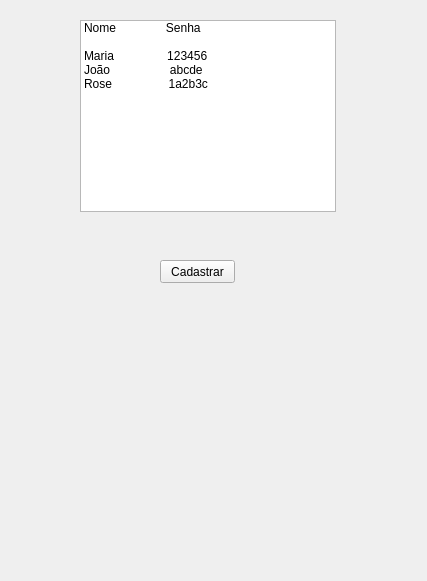
The window that tela_login.ui (eliezersilva-dev/Projeto_Python_PyQt5_QtDesigner) describes before a commit, drawn with Qt 5.
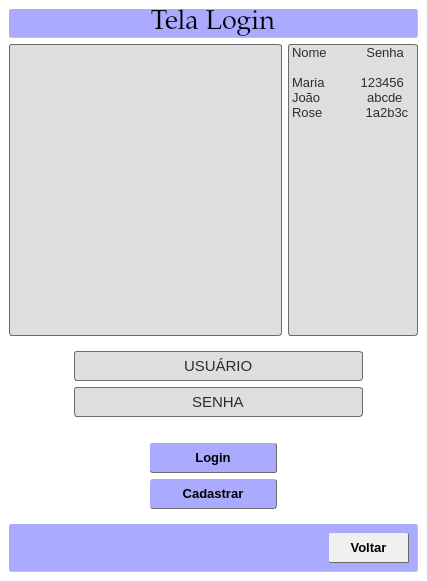
The same window after the commit.

```diff
--- a/tela_login.ui
+++ b/tela_login.ui
@@ -13,55 +13,526 @@
   <property name="windowTitle">
    <string>MainWindow</string>
   </property>
+  <property name="styleSheet">
+   <string notr="true">background-color: rgb(255, 255, 255);</string>
+  </property>
   <widget class="QWidget" name="centralwidget">
-   <widget class="QPushButton" name="btn_cadastrar">
-    <property name="geometry">
-     <rect>
-      <x>160</x>
-      <y>260</y>
-      <width>75</width>
-      <height>23</height>
-     </rect>
-    </property>
-    <property name="text">
-     <string>Cadastrar</string>
-    </property>
-   </widget>
-   <widget class="QListWidget" name="listWidget">
-    <property name="geometry">
-     <rect>
-      <x>80</x>
-      <y>20</y>
-      <width>256</width>
-      <height>192</height>
-     </rect>
-    </property>
+   <layout class="QVBoxLayout" name="verticalLayout_2">
     <item>
-     <property name="text">
-      <string>Nome               Senha</string>
-     </property>
+     <widget class="QLabel" name="label">
+      <property name="font">
+       <font>
+        <family>Palatino Linotype</family>
+        <pointsize>20</pointsize>
+       </font>
+      </property>
+      <property name="styleSheet">
+       <string notr="true">background-color: rgb(170, 170, 255);
+border-bottom: 1px solid;
+	border-bottom-color: #c3c3c3;
+border-right: 1px solid;
+	border-right-color: #c3c3c3;
+border-radius: 2px;
+</string>
+      </property>
+      <property name="text">
+       <string>Tela Login</string>
+      </property>
+      <property name="alignment">
+       <set>Qt::AlignCenter</set>
+      </property>
+     </widget>
     </item>
     <item>
-     <property name="text">
-      <string/>
-     </property>
+     <layout class="QHBoxLayout" name="horizontalLayout">
+      <item>
+       <widget class="QWidget" name="widget_imagem_cadeado" native="true">
+        <property name="sizePolicy">
+         <sizepolicy hsizetype="MinimumExpanding" vsizetype="MinimumExpanding">
+          <horstretch>0</horstretch>
+          <verstretch>0</verstretch>
+         </sizepolicy>
+        </property>
+        <property name="maximumSize">
+         <size>
+          <width>300</width>
+          <height>16777215</height>
+         </size>
+        </property>
+        <property name="font">
+         <font>
+          <pointsize>10</pointsize>
+         </font>
+        </property>
+        <property name="styleSheet">
+         <string notr="true">color: black;
+border-right:  1px solid;
+	border-right-color: #6a6a6a;
+border-bottom: 1px solid;
+	border-bottom-color:#6a6a6a;
+border-left:  1px solid;
+	border-left-color: #6a6a6a;
+border-top:  1px solid;
+	border-top-color: #6a6a6a;
+background-color: rgb(222, 222, 222);
+border-radius: 3px
+
+
+
+
+
+
+</string>
+        </property>
+       </widget>
+      </item>
+      <item>
+       <widget class="QListWidget" name="listWidget">
+        <property name="sizePolicy">
+         <sizepolicy hsizetype="Preferred" vsizetype="Preferred">
+          <horstretch>0</horstretch>
+          <verstretch>0</verstretch>
+         </sizepolicy>
+        </property>
+        <property name="maximumSize">
+         <size>
+          <width>130</width>
+          <height>16777215</height>
+         </size>
+        </property>
+        <property name="font">
+         <font>
+          <pointsize>10</pointsize>
+         </font>
+        </property>
+        <property name="styleSheet">
+         <string notr="true">color: #2d2d2d;
+border-right:  1px solid;
+	border-right-color: #6a6a6a;
+border-bottom: 1px solid;
+	border-bottom-color:#6a6a6a;
+border-left:  1px solid;
+	border-left-color: #6a6a6a;
+border-top:  1px solid;
+	border-top-color: #6a6a6a;
+background-color: rgb(222, 222, 222);
+border-radius: 3px
+
+
+
+
+</string>
+        </property>
+        <item>
+         <property name="text">
+          <string>Nome           Senha</string>
+         </property>
+        </item>
+        <item>
+         <property name="text">
+          <string/>
+         </property>
+        </item>
+        <item>
+         <property name="text">
+          <string>Maria          123456</string>
+         </property>
+        </item>
+        <item>
+         <property name="text">
+          <string>João             abcde</string>
+         </property>
+        </item>
+        <item>
+         <property name="text">
+          <string>Rose            1a2b3c</string>
+         </property>
+        </item>
+       </widget>
+      </item>
+     </layout>
     </item>
     <item>
-     <property name="text">
-      <string>Maria                123456</string>
-     </property>
+     <widget class="QWidget" name="widget" native="true">
+      <layout class="QVBoxLayout" name="verticalLayout">
+       <item>
+        <layout class="QHBoxLayout" name="horizontalLayout_2">
+         <item>
+          <widget class="QWidget" name="widget_imagem_usuario" native="true">
+           <property name="minimumSize">
+            <size>
+             <width>50</width>
+             <height>0</height>
+            </size>
+           </property>
+          </widget>
+         </item>
+         <item>
+          <widget class="QLineEdit" name="lineEdit_usuario">
+           <property name="minimumSize">
+            <size>
+             <width>0</width>
+             <height>30</height>
+            </size>
+           </property>
+           <property name="font">
+            <font>
+             <pointsize>11</pointsize>
+            </font>
+           </property>
+           <property name="layoutDirection">
+            <enum>Qt::LeftToRight</enum>
+           </property>
+           <property name="styleSheet">
+            <string notr="true">color: #2d2d2d;
+border-right:  1px solid;
+	border-right-color: #6a6a6a;
+border-bottom: 1px solid;
+	border-bottom-color:#6a6a6a;
+border-left:  1px solid;
+	border-left-color: #6a6a6a;
+border-top:  1px solid;
+	border-top-color: #6a6a6a;
+background-color: rgb(222, 222, 222);
+border-radius: 3px
+
+
+
+
+</string>
+           </property>
+           <property name="text">
+            <string>USUÁRIO</string>
+           </property>
+           <property name="alignment">
+            <set>Qt::AlignCenter</set>
+           </property>
+          </widget>
+         </item>
+         <item>
+          <widget class="QLabel" name="label_4">
+           <property name="minimumSize">
+            <size>
+             <width>40</width>
+             <height>0</height>
+            </size>
+           </property>
+           <property name="font">
+            <font>
+             <pointsize>11</pointsize>
+            </font>
+           </property>
+           <property name="text">
+            <string/>
+           </property>
+          </widget>
+         </item>
+        </layout>
+       </item>
+       <item>
+        <layout class="QHBoxLayout" name="horizontalLayout_3">
+         <item>
+          <widget class="QWidget" name="widget_imagem_login" native="true">
+           <property name="minimumSize">
+            <size>
+             <width>50</width>
+             <height>0</height>
+            </size>
+           </property>
+          </widget>
+         </item>
+         <item>
+          <widget class="QLineEdit" name="lineEdit_senha">
+           <property name="minimumSize">
+            <size>
+             <width>0</width>
+             <height>30</height>
+            </size>
+           </property>
+           <property name="font">
+            <font>
+             <pointsize>11</pointsize>
+            </font>
+           </property>
+           <property name="styleSheet">
+            <string notr="true">color: #2d2d2d;
+border-right:  1px solid;
+	border-right-color: #6a6a6a;
+border-bottom: 1px solid;
+	border-bottom-color:#6a6a6a;
+border-left:  1px solid;
+	border-left-color: #6a6a6a;
+border-top:  1px solid;
+	border-top-color: #6a6a6a;
+background-color: rgb(222, 222, 222);
+border-radius: 3px
+
+
+
+
+</string>
+           </property>
+           <property name="text">
+            <string>SENHA</string>
+           </property>
+           <property name="alignment">
+            <set>Qt::AlignCenter</set>
+           </property>
+          </widget>
+         </item>
+         <item>
+          <widget class="QLabel" name="label_6">
+           <property name="minimumSize">
+            <size>
+             <width>40</width>
+             <height>0</height>
+            </size>
+           </property>
+           <property name="text">
+            <string/>
+           </property>
+          </widget>
+         </item>
+        </layout>
+       </item>
+       <item>
+        <spacer name="verticalSpacer">
+         <property name="orientation">
+          <enum>Qt::Vertical</enum>
+         </property>
+         <property name="sizeType">
+          <enum>QSizePolicy::Minimum</enum>
+         </property>
+         <property name="sizeHint" stdset="0">
+          <size>
+           <width>20</width>
+           <height>20</height>
+          </size>
+         </property>
+        </spacer>
+       </item>
+       <item>
+        <layout class="QHBoxLayout" name="horizontalLayout_4">
+         <item>
+          <widget class="QLabel" name="label_7">
+           <property name="text">
+            <string/>
+           </property>
+          </widget>
+         </item>
+         <item>
+          <widget class="QPushButton" name="btn_login">
+           <property name="minimumSize">
+            <size>
+             <width>50</width>
+             <height>30</height>
+            </size>
+           </property>
+           <property name="font">
+            <font>
+             <pointsize>10</pointsize>
+             <weight>75</weight>
+             <bold>true</bold>
+            </font>
+           </property>
+           <property name="styleSheet">
+            <string notr="true">QPushButton{
+color: #black;
+border-right:  1px solid;
+	border-right-color: #6a6a6a;
+border-bottom: 1px solid;
+	border-bottom-color:#6a6a6a;
+background-color: rgb(170, 170, 255);
+border-radius: 2px
+}
+
+QPushButton:pressed{
+color: black;
+border-left: 1px solid;
+	border-left-color: #c3c3c3;
+border-top: 1px solid;
+	border-top-color:#c3c3c3;
+border-right: transparent;
+border-bottom: transparent;
+background-color: rgb(240, 240, 240);
+border-radius: 2px
+}
+
+</string>
+           </property>
+           <property name="text">
+            <string>Login</string>
+           </property>
+          </widget>
+         </item>
+         <item>
+          <widget class="QLabel" name="label_8">
+           <property name="text">
+            <string/>
+           </property>
+          </widget>
+         </item>
+        </layout>
+       </item>
+       <item>
+        <layout class="QHBoxLayout" name="horizontalLayout_5">
+         <item>
+          <widget class="QLabel" name="label_9">
+           <property name="text">
+            <string/>
+           </property>
+          </widget>
+         </item>
+         <item>
+          <widget class="QPushButton" name="btn_cadastrar">
+           <property name="minimumSize">
+            <size>
+             <width>50</width>
+             <height>30</height>
+            </size>
+           </property>
+           <property name="font">
+            <font>
+             <pointsize>10</pointsize>
+             <weight>75</weight>
+             <bold>true</bold>
+            </font>
+           </property>
+           <property name="styleSheet">
+            <string notr="true">QPushButton{
+color: black;
+border-right:  1px solid;
+	border-right-color: #6a6a6a;
+border-bottom: 1px solid;
+	border-bottom-color:#6a6a6a;
+background-color: rgb(170, 170, 255);
+border-radius: 3px
+}
+
+QPushButton:pressed{
+color: black;
+border-left: 1px solid;
+	border-left-color: #c3c3c3;
+border-top: 1px solid;
+	border-top-color:#c3c3c3;
+border-right: transparent;
+border-bottom: transparent;
+background-color: rgb(240, 240, 240);
+border-radius: 3px
+}
+
+</string>
+           </property>
+           <property name="text">
+            <string>Cadastrar</string>
+           </property>
+          </widget>
+         </item>
+         <item>
+          <widget class="QLabel" name="label_10">
+           <property name="text">
+            <string/>
+           </property>
+          </widget>
+         </item>
+        </layout>
+       </item>
+      </layout>
+     </widget>
     </item>
     <item>
-     <property name="text">
-      <string>João                  abcde</string>
-     </property>
+     <widget class="QWidget" name="widget_3" native="true">
+      <property name="styleSheet">
+       <string notr="true">background-color: rgb(170, 170, 255);
+border-bottom: 1px solid;
+	border-bottom-color: #c3c3c3;
+border-right: 1px solid;
+	border-right-color: #c3c3c3;
+border-radius: 2px;
+</string>
+      </property>
+      <layout class="QHBoxLayout" name="horizontalLayout_7">
+       <item>
+        <layout class="QHBoxLayout" name="horizontalLayout_6">
+         <item>
+          <widget class="QLabel" name="label_11">
+           <property name="styleSheet">
+            <string notr="true">background: transparent;
+border: transparent;</string>
+           </property>
+           <property name="text">
+            <string/>
+           </property>
+          </widget>
+         </item>
+         <item>
+          <widget class="QLabel" name="label_12">
+           <property name="styleSheet">
+            <string notr="true">background: transparent;
+border: transparent;</string>
+           </property>
+           <property name="text">
+            <string/>
+           </property>
+          </widget>
+         </item>
+         <item>
+          <widget class="QPushButton" name="btn_voltar">
+           <property name="minimumSize">
+            <size>
+             <width>0</width>
+             <height>30</height>
+            </size>
+           </property>
+           <property name="maximumSize">
+            <size>
+             <width>80</width>
+             <height>16777215</height>
+            </size>
+           </property>
+           <property name="font">
+            <font>
+             <pointsize>10</pointsize>
+             <weight>75</weight>
+             <bold>true</bold>
+            </font>
+           </property>
+           <property name="styleSheet">
+            <string notr="true">QPushButton{
+color: black;
+border-right:  1px solid;
+	border-right-color: #6a6a6a;
+border-bottom: 1px solid;
+	border-bottom-color:#6a6a6a;
+background-color: rgb(240, 240, 240);
+border-radius: 1px
+}
+
+QPushButton:pressed{
+color: black;
+border-left: 1px solid;
+	border-left-color: #c3c3c3;
+border-top: 1px solid;
+	border-top-color:#c3c3c3;
+border-right: transparent;
+border-bottom: transparent;
+background-color: rgb(240, 240, 240);
+border-radius: 1px
+}
+
+</string>
+           </property>
+           <property name="text">
+            <string>Voltar</string>
+           </property>
+          </widget>
+         </item>
+        </layout>
+       </item>
+      </layout>
+     </widget>
     </item>
-    <item>
-     <property name="text">
-      <string>Rose                 1a2b3c</string>
-     </property>
-    </item>
-   </widget>
+   </layout>
   </widget>
  </widget>
  <resources/>
```
